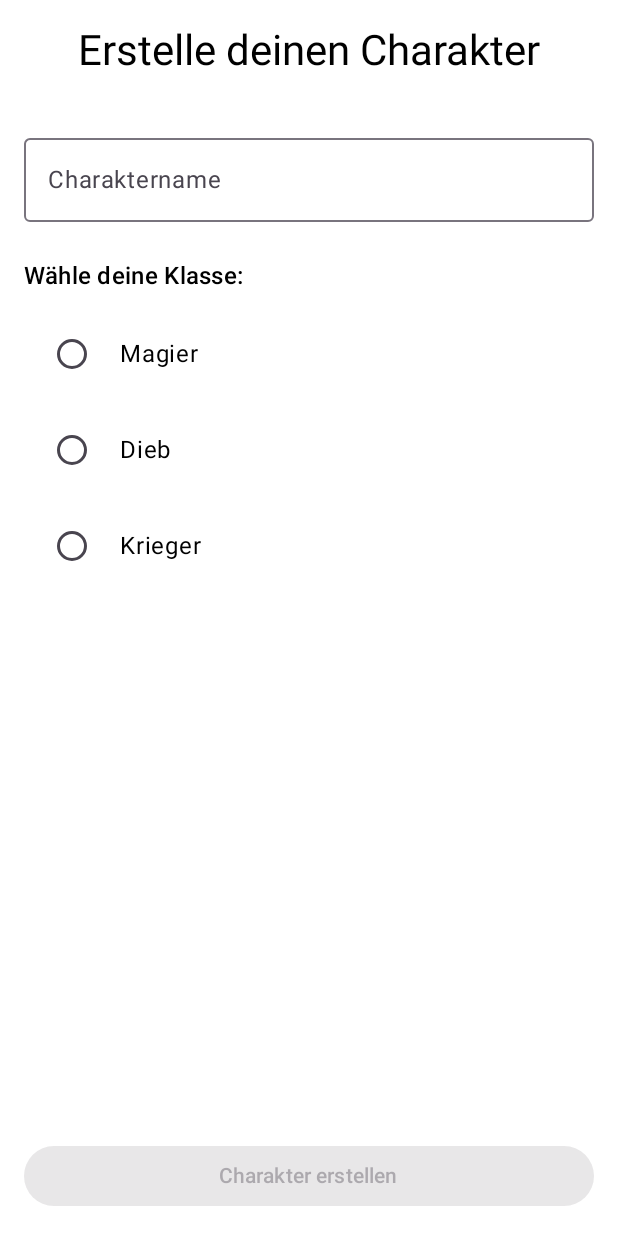
After one commit to cstrerath/Uncover, an Android app built with Jetpack Compose: the CharacterCreationActivity screen opened directly, with no data from a screen before it, on a phone screen of 412 x 824 dp. The commit adds this screen. Run offline under Robolectric (Android 15) with nearby library versions, the phone set to English and light mode, and no system bars; our stand-ins replace Room's generated code.

Commit message:
feat: implement character creation and database handling
- Add CharacterClass enum for character types
- Add isPlayer flag to GameCharacter entity
- Add TypeConverter for CharacterClass
- Add database queries for player character handling
- Add helper function to check player character existence
- Add basic CharacterCreationActivity structure
- Implement UncoverTheme for consistent app styling
- Update DatabaseInitializer for modified database schema

```diff
--- a/app/src/main/AndroidManifest.xml
+++ b/app/src/main/AndroidManifest.xml
@@ -18,6 +18,9 @@
         android:theme="@style/Theme.Uncover"
         tools:targetApi="31">
         <activity
+            android:name=".CharacterCreationActivity"
+            android:exported="false" />
+        <activity
             android:name=".DatabaseActivity"
             android:exported="false" />
         <activity
--- /dev/null
+++ b/app/src/main/java/com/github/cstrerath/uncover/CharacterCreationActivity.kt
@@ -0,0 +1,128 @@
+package com.github.cstrerath.uncover
+
+import android.content.Intent
+import android.os.Bundle
+import androidx.activity.ComponentActivity
+import androidx.activity.compose.setContent
+import androidx.compose.runtime.Composable
+import androidx.compose.foundation.layout.Column
+import androidx.compose.foundation.layout.Row
+import androidx.compose.foundation.layout.Spacer
+import androidx.compose.foundation.layout.fillMaxSize
+import androidx.compose.foundation.layout.fillMaxWidth
+import androidx.compose.foundation.layout.height
+import androidx.compose.foundation.layout.padding
+import androidx.compose.foundation.selection.selectable
+import androidx.compose.material3.Button
+import androidx.compose.material3.MaterialTheme
+import androidx.compose.material3.OutlinedTextField
+import androidx.compose.material3.RadioButton
+import androidx.compose.material3.Text
+import androidx.compose.runtime.getValue
+import androidx.compose.runtime.mutableStateOf
+import androidx.compose.runtime.remember
+import androidx.compose.runtime.setValue
+import androidx.compose.ui.Alignment
+import androidx.compose.ui.Modifier
+import androidx.compose.ui.unit.dp
+
+class CharacterCreationActivity : ComponentActivity() {
+    override fun onCreate(savedInstanceState: Bundle?) {
+        super.onCreate(savedInstanceState)
+
+        setContent {
+            UncoverTheme {
+                CharacterCreationScreen(
+                    onCharacterCreated = {
+                        // Nach erfolgreicher Erstellung zur MainActivity
+                        startActivity(Intent(this, MainActivity::class.java))
+                        finish()
+                    }
+                )
+            }
+        }
+    }
+}
+
+@Composable
+fun CharacterCreationScreen(
+    onCharacterCreated: () -> Unit
+) {
+    var characterName by remember { mutableStateOf("") }
+    var selectedClass by remember { mutableStateOf<CharacterClass?>(null) }
+
+    Column(
+        modifier = Modifier
+            .fillMaxSize()
+            .padding(16.dp),
+        horizontalAlignment = Alignment.CenterHorizontally
+    ) {
+        Text(
+            text = "Erstelle deinen Charakter",
+            style = MaterialTheme.typography.headlineMedium,
+            modifier = Modifier.padding(bottom = 32.dp)
+        )
+
+        OutlinedTextField(
+            value = characterName,
+            onValueChange = { if (it.length <= 20) characterName = it },
+            label = { Text("Charaktername") },
+            singleLine = true,
+            modifier = Modifier.fillMaxWidth()
+        )
+
+        Spacer(modifier = Modifier.height(24.dp))
+
+        // Klassenauswahl
+        CharacterClassSelection(
+            selectedClass = selectedClass,
+            onClassSelected = { selectedClass = it }
+        )
+
+        Spacer(modifier = Modifier.weight(1f))
+
+        Button(
+            onClick = { onCharacterCreated() },
+            enabled = characterName.isNotBlank() && selectedClass != null,
+            modifier = Modifier.fillMaxWidth()
+        ) {
+            Text("Charakter erstellen")
+        }
+    }
+}
+
+@Composable
+fun CharacterClassSelection(
+    selectedClass: CharacterClass?,
+    onClassSelected: (CharacterClass) -> Unit
+) {
+    Column {
+        Text(
+            text = "Wähle deine Klasse:",
+            style = MaterialTheme.typography.titleMedium,
+            modifier = Modifier.padding(bottom = 8.dp)
+        )
+
+        CharacterClass.entries.forEach { characterClass ->
+            Row(
+                modifier = Modifier
+                    .fillMaxWidth()
+                    .selectable(
+                        selected = characterClass == selectedClass,
+                        onClick = { onClassSelected(characterClass) }
+                    )
+                    .padding(8.dp),
+                verticalAlignment = Alignment.CenterVertically
+            ) {
+                RadioButton(
+                    selected = characterClass == selectedClass,
+                    onClick = { onClassSelected(characterClass) }
+                )
+                Text(
+                    text = characterClass.displayName,
+                    modifier = Modifier.padding(start = 8.dp)
+                )
+            }
+        }
+    }
+}
--- a/app/src/main/java/com/github/cstrerath/uncover/GameCharacterDao.kt
+++ b/app/src/main/java/com/github/cstrerath/uncover/GameCharacterDao.kt
@@ -18,4 +18,10 @@ interface GameCharacterDao {
 
     @Query("SELECT * FROM game_characters WHERE id = :id")
     suspend fun getCharacterById(id: String): GameCharacter?
+
+    @Query("SELECT * FROM game_characters WHERE isPlayer = 1 LIMIT 1")
+    suspend fun getPlayerCharacter(): GameCharacter?
+
+    @Query("SELECT EXISTS(SELECT 1 FROM game_characters WHERE isPlayer = 1)")
+    suspend fun hasPlayerCharacter(): Boolean
 }
--- /dev/null
+++ b/app/src/main/java/com/github/cstrerath/uncover/Theme.kt
@@ -0,0 +1,13 @@
+package com.github.cstrerath.uncover
+
+import androidx.compose.material3.MaterialTheme
+import androidx.compose.runtime.Composable
+
+@Composable
+fun UncoverTheme(
+    content: @Composable () -> Unit
+) {
+    MaterialTheme(
+        content = content
+    )
+}
```
Also changed, not shown: app/src/main/java/com/github/cstrerath/uncover/Converters.kt (+10 -0 lines), app/src/main/java/com/github/cstrerath/uncover/DatabaseActivity.kt (+3 -4 lines), app/src/main/java/com/github/cstrerath/uncover/DatabaseInitializer.kt (+6 -3 lines), app/src/main/java/com/github/cstrerath/uncover/GameCharacter.kt (+10 -2 lines), app/src/main/java/com/github/cstrerath/uncover/MainActivity.kt (+18 -1 lines).
